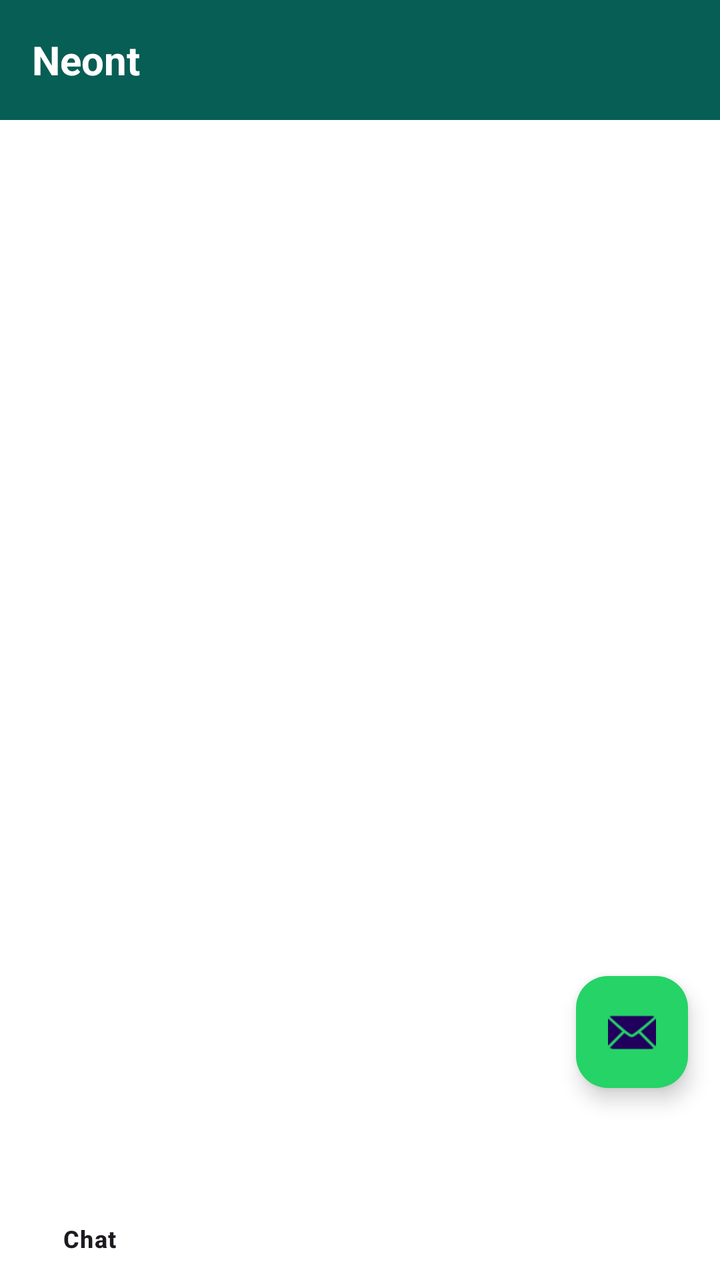
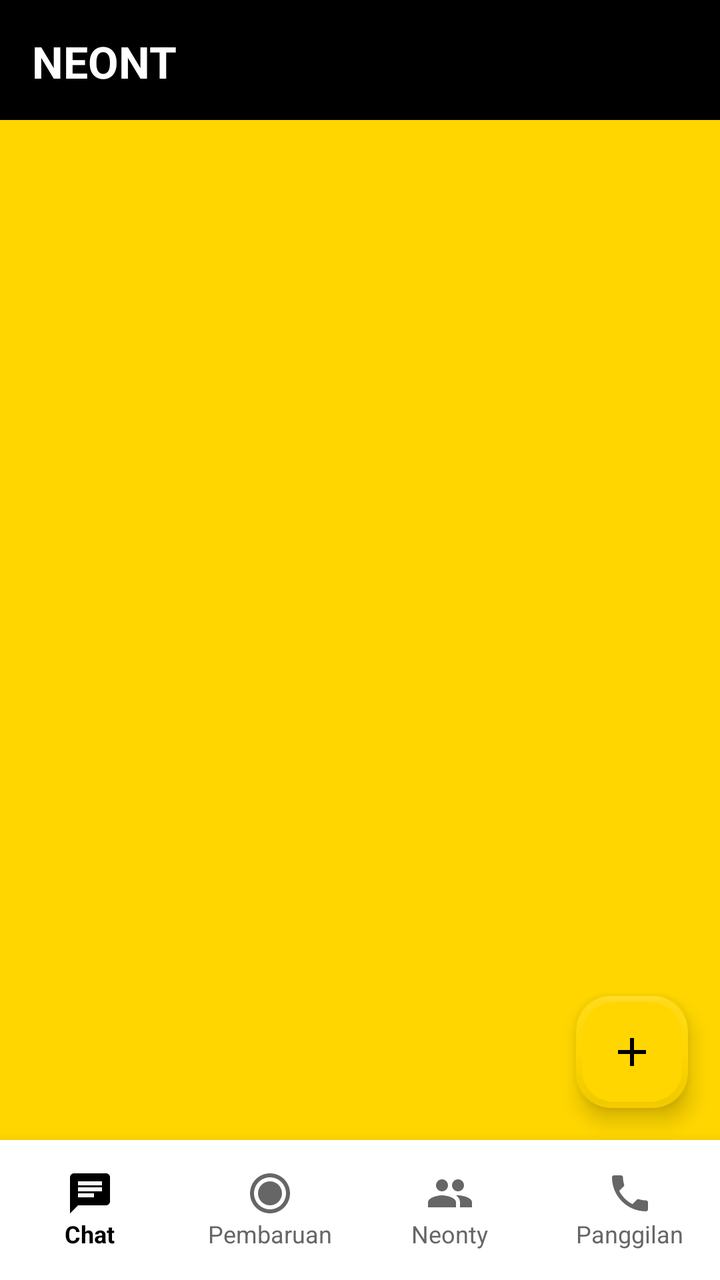

An Android layout rendered at two revisions. The XML below is the earlier revision; the diff shows what the commit changed to produce the second picture.
<!-- AndroidManifest.xml: application theme Theme.Material3.DayNight.NoActionBar -->
<!-- res/layout/activity_home.xml -->
<?xml version="1.0" encoding="utf-8"?>
<androidx.constraintlayout.widget.ConstraintLayout xmlns:android="http://schemas.android.com/apk/res/android"
    xmlns:app="http://schemas.android.com/apk/res-auto"
    android:layout_width="match_parent"
    android:layout_height="match_parent"
    android:background="#FFFFFF">

    
    <LinearLayout
        android:id="@+id/toolbar"
        android:layout_width="match_parent"
        android:layout_height="60dp"
        android:background="#075E54"
        android:orientation="horizontal"
        android:gravity="center_vertical"
        android:padding="16dp"
        app:layout_constraintTop_toTopOf="parent">
        <TextView
            android:layout_width="wrap_content"
            android:layout_height="wrap_content"
            android:text="Neont"
            android:textColor="#FFFFFF"
            android:textSize="20sp"
            android:textStyle="bold" />
    </LinearLayout>

    
    <androidx.recyclerview.widget.RecyclerView
        android:id="@+id/rvChats"
        android:layout_width="match_parent"
        android:layout_height="0dp"
        app:layout_constraintTop_toBottomOf="@id/toolbar"
        app:layout_constraintBottom_toTopOf="@id/bottomNav" />

    
    <com.google.android.material.floatingactionbutton.FloatingActionButton
        android:id="@+id/fabNewChat"
        android:layout_width="wrap_content"
        android:layout_height="wrap_content"
        android:layout_margin="16dp"
        android:src="@android:drawable/ic_dialog_email"
        android:backgroundTint="#25D366"
        app:layout_constraintBottom_toTopOf="@id/bottomNav"
        app:layout_constraintEnd_toEndOf="parent" />

    
    <com.google.android.material.bottomnavigation.BottomNavigationView
        android:id="@+id/bottomNav"
        android:layout_width="match_parent"
        android:layout_height="wrap_content"
        android:background="#FFFFFF"
        app:menu="@menu/bottom_nav_menu"
        app:layout_constraintBottom_toBottomOf="parent" />

</androidx.constraintlayout.widget.ConstraintLayout>
<!-- resources referenced by this layout -->
<resources>

</resources>

<!-- the commit's change to res/layout/activity_home.xml (unified diff, before → after) -->
@@ -3,14 +3,14 @@
     xmlns:app="http://schemas.android.com/apk/res-auto"
     android:layout_width="match_parent"
     android:layout_height="match_parent"
-    android:background="#FFFFFF">
+    android:background="@color/nb_background">
 
     
     <LinearLayout
         android:id="@+id/toolbar"
         android:layout_width="match_parent"
         android:layout_height="60dp"
-        android:background="#075E54"
+        android:background="@color/nb_black"
         android:orientation="horizontal"
         android:gravity="center_vertical"
         android:padding="16dp"
@@ -18,9 +18,9 @@
         <TextView
             android:layout_width="wrap_content"
             android:layout_height="wrap_content"
-            android:text="Neont"
-            android:textColor="#FFFFFF"
-            android:textSize="20sp"
+            android:text="NEONT"
+            android:textColor="@color/nb_white"
+            android:textSize="22sp"
             android:textStyle="bold" />
     </LinearLayout>
 
@@ -38,18 +38,65 @@
         android:layout_width="wrap_content"
         android:layout_height="wrap_content"
         android:layout_margin="16dp"
-        android:src="@android:drawable/ic_dialog_email"
-        android:backgroundTint="#25D366"
+        android:src="@drawable/ic_wa_plus"
+        app:tint="#000000"
+        app:backgroundTint="#FFD600"
+        app:borderWidth="3dp"
         app:layout_constraintBottom_toTopOf="@id/bottomNav"
         app:layout_constraintEnd_toEndOf="parent" />
 
     
-    <com.google.android.material.bottomnavigation.BottomNavigationView
+    <LinearLayout
         android:id="@+id/bottomNav"
         android:layout_width="match_parent"
-        android:layout_height="wrap_content"
-        android:background="#FFFFFF"
-        app:menu="@menu/bottom_nav_menu"
-        app:layout_constraintBottom_toBottomOf="parent" />
+        android:layout_height="70dp"
+        android:background="@color/nb_white"
+        android:orientation="horizontal"
+        android:elevation="10dp"
+        app:layout_constraintBottom_toBottomOf="parent">
 
+        
+        <LinearLayout
+            android:layout_width="0dp"
+            android:layout_height="match_parent"
+            android:layout_weight="1"
+            android:orientation="vertical"
+            android:gravity="center">
+            <ImageView android:layout_width="24dp" android:layout_height="24dp" android:src="@drawable/ic_wa_chat" app:tint="#000000"/>
+            <TextView android:layout_width="wrap_content" android:layout_height="wrap_content" android:text="Chat" android:textSize="12sp" android:textStyle="bold" android:textColor="#000000"/>
+        </LinearLayout>
+
+        
+        <LinearLayout
+            android:layout_width="0dp"
+            android:layout_height="match_parent"
+            android:layout_weight="1"
+            android:orientation="vertical"
+            android:gravity="center">
+            <ImageView android:layout_width="24dp" android:layout_height="24dp" android:src="@drawable/ic_wa_status" app:tint="#666666"/>
+            <TextView android:layout_width="wrap_content" android:layout_height="wrap_content" android:text="Pembaruan" android:textSize="12sp" android:textColor="#666666"/>
+        </LinearLayout>
+
+        
+        <LinearLayout
+            android:layout_width="0dp"
+            android:layout_height="match_parent"
+            android:layout_weight="1"
+            android:orientation="vertical"
+            android:gravity="center">
+            <ImageView android:layout_width="24dp" android:layout_height="24dp" android:src="@drawable/ic_wa_group" app:tint="#666666"/>
+            <TextView android:layout_width="wrap_content" android:layout_height="wrap_content" android:text="Neonty" android:textSize="12sp" android:textColor="#666666"/>
+        </LinearLayout>
+
+        
+        <LinearLayout
+            android:layout_width="0dp"
+            android:layout_height="match_parent"
+            android:layout_weight="1"
+            android:orientation="vertical"
+            android:gravity="center">
+            <ImageView android:layout_width="24dp" android:layout_height="24dp" android:src="@drawable/ic_wa_call" app:tint="#666666"/>
+            <TextView android:layout_width="wrap_content" android:layout_height="wrap_content" android:text="Panggilan" android:textSize="12sp" android:textColor="#666666"/>
+        </LinearLayout>
+    </LinearLayout>
 </androidx.constraintlayout.widget.ConstraintLayout>
<!-- resource entries referenced after the edit -->
@@ -1,5 +1,24 @@
 <!-- resources referenced by this layout -->
 <resources>
-
+  <color name="nb_background">#FFD600</color>
+  <color name="nb_black">#000000</color>
+  <color name="nb_white">#FFFFFF</color>
+  <!-- drawable ic_wa_call (drawable) -->
+  <vector xmlns:android="http://schemas.android.com/apk/res/android" android:width="24dp" android:height="24dp" android:viewportWidth="24" android:viewportHeight="24"><path android:fillColor="#000000" android:pathData="M6.62,10.79c1.44,2.83 3.76,5.14 6.59,6.59l2.2,-2.2c0.27,-0.27 0.67,-0.36 1.02,-0.24 1.12,0.37 2.33,0.57 3.57,0.57 0.55,0 1,0.45 1,1V20c0,0.55 -0.45,1 -1,1 -9.39,0 -17,-7.61 -17,-17 0,-0.55 0.45,-1 1,-1h3.5c0.55,0 1,0.45 1,1 0,1.25 0.2,2.45 0.57,3.57 0.11,0.35 0.03,0.74 -0.25,1.02l-2.2,2.2z"/></vector>
+  <!-- drawable ic_wa_chat (drawable) -->
+  <vector xmlns:android="http://schemas.android.com/apk/res/android" android:width="24dp" android:height="24dp" android:viewportWidth="24" android:viewportHeight="24"><path android:fillColor="#000000" android:pathData="M20,2H4c-1.1,0 -2,0.9 -2,2v18l4,-4h14c1.1,0 2,-0.9 2,-2V4c0,-1.1 -0.9,-2 -2,-2zM6,9h12v2H6V9zM14,14H6v-2h8V14zM18,8H6V6h12V8z"/></vector>
+  <!-- drawable ic_wa_group (drawable) -->
+  <vector xmlns:android="http://schemas.android.com/apk/res/android"
+      android:width="24dp"
+      android:height="24dp"
+      android:viewportWidth="24"
+      android:viewportHeight="24"
+      android:tint="#00A884">
+      <path android:fillColor="@android:color/white" android:pathData="M16,11c1.66,0 2.99,-1.34 2.99,-3S17.66,5 16,5c-1.66,0 -3,1.34 -3,3s1.34,3 3,3zM8,11c1.66,0 2.99,-1.34 2.99,-3S9.66,5 8,5C6.34,5 5,6.34 5,8s1.34,3 3,3zM8,13c-2.33,0 -7,1.17 -7,3.5V19h14v-2.5c0,-2.33 -4.67,-3.5 -7,-3.5zM16,13c-0.29,0 -0.62,0.02 -0.97,0.05 1.16,0.84 1.97,1.97 1.97,3.45V19h6v-2.5c0,-2.33 -4.67,-3.5 -7,-3.5z"/>
+  </vector>
+  <!-- drawable ic_wa_plus (drawable) -->
+  <vector xmlns:android="http://schemas.android.com/apk/res/android" android:width="24dp" android:height="24dp" android:viewportWidth="24" android:viewportHeight="24" android:tint="#000000"><path android:fillColor="@android:color/white" android:pathData="M19,13h-6v6h-2v-6H5v-2h6V5h2v6h6v2z"/></vector>
+  <!-- drawable ic_wa_status (drawable) -->
+  <vector xmlns:android="http://schemas.android.com/apk/res/android" android:width="24dp" android:height="24dp" android:viewportWidth="24" android:viewportHeight="24"><path android:fillColor="#000000" android:pathData="M12,2C6.48,2 2,6.48 2,12s4.48,10 10,10 10,-4.48 10,-10S17.52,2 12,2zM12,20c-4.41,0 -8,-3.59 -8,-8s3.59,-8 8,-8 8,3.59 8,8 -3.59,8 -8,8zM12,6c-3.31,0 -6,2.69 -6,6s2.69,6 6,6 6,-2.69 6,-6 -2.69,-6 -6,-6z"/></vector>
 </resources>
 
